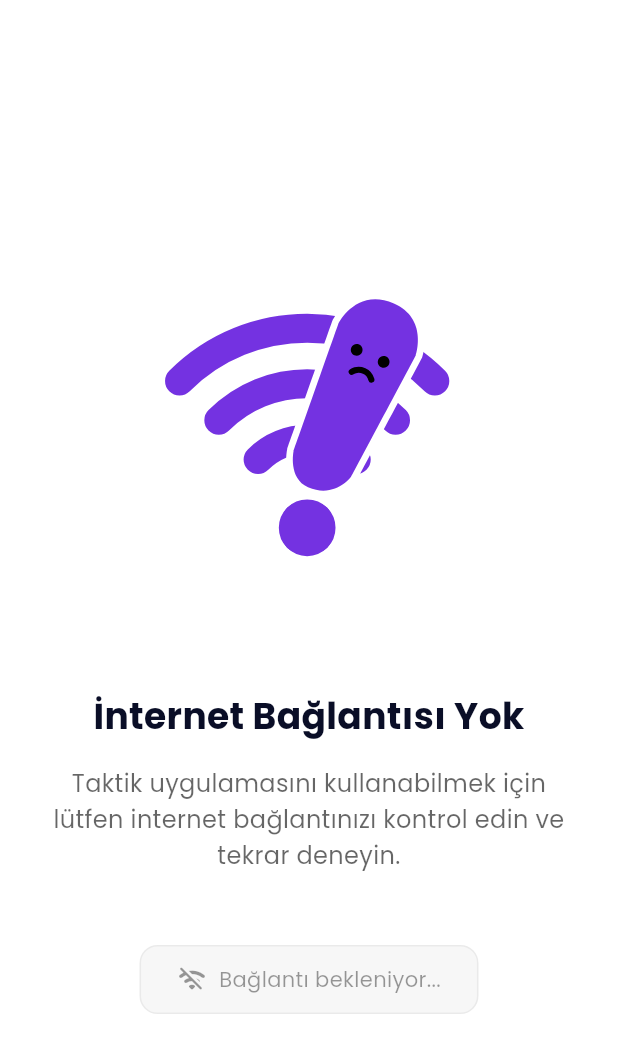
After one commit to bakituncher/bilgee, a Flutter app: the NoInternetScreen screen opened directly, on a phone screen of 412 x 824 dp. The commit adds this screen. Shown: the top 1053 px of the screen. Run offline on Flutter 3.47's test engine with Material 3 defaults, Android fonts, the phone set to English and light mode, and no system bars; our stand-ins replace cached_network_image, cloud_firestore, cloud_functions, confetti, connectivity_plus, equatable and 25 more; missing offline and left inert: firebase_app_check, flutter_math_fork, markdown, purchases_flutter; accounts and stored records are empty; generated files the repository leaves out were written again; network calls fail.

Commit message:
internet bağlantısı yok ise giremez

```diff
--- /dev/null
+++ b/lib/shared/screens/no_internet_screen.dart
@@ -0,0 +1,109 @@
+// shared/screens/no_internet_screen.dart
+import 'package:flutter/material.dart';
+import 'package:lottie/lottie.dart';
+import 'package:google_fonts/google_fonts.dart';
+
+class NoInternetScreen extends StatelessWidget {
+  const NoInternetScreen({super.key});
+
+  @override
+  Widget build(BuildContext context) {
+    final isDark = Theme.of(context).brightness == Brightness.dark;
+
+    return Scaffold(
+      backgroundColor: isDark ? const Color(0xFF0A0E27) : Colors.white,
+      body: SafeArea(
+        child: Center(
+          child: Padding(
+            padding: const EdgeInsets.all(32.0),
+            child: Column(
+              mainAxisAlignment: MainAxisAlignment.center,
+              children: [
+                // Lottie animasyonu
+                SizedBox(
+                  width: 280,
+                  height: 280,
+                  child: Lottie.asset(
+                    'assets/lotties/no_internet.json',
+                    fit: BoxFit.contain,
+                  ),
+                ),
+
+                const SizedBox(height: 32),
+
+                // Başlık
+                Text(
+                  'İnternet Bağlantısı Yok',
+                  style: GoogleFonts.poppins(
+                    fontSize: 24,
+                    fontWeight: FontWeight.bold,
+                    color: isDark ? Colors.white : const Color(0xFF0A0E27),
+                  ),
+                  textAlign: TextAlign.center,
+                ),
+
+                const SizedBox(height: 16),
+
+                // Açıklama
+                Text(
+                  'Taktik uygulamasını kullanabilmek için lütfen internet bağlantınızı kontrol edin ve tekrar deneyin.',
+                  style: GoogleFonts.poppins(
+                    fontSize: 16,
+                    color: isDark
+                        ? Colors.white.withOpacity(0.7)
+                        : Colors.black.withOpacity(0.6),
+                    height: 1.5,
+                  ),
+                  textAlign: TextAlign.center,
+                ),
+
+                const SizedBox(height: 48),
+
+                // Dekoratif element
+                Container(
+                  padding: const EdgeInsets.symmetric(
+                    horizontal: 24,
+                    vertical: 12,
+                  ),
+                  decoration: BoxDecoration(
+                    color: isDark
+                        ? Colors.white.withOpacity(0.05)
+                        : Colors.black.withOpacity(0.03),
+                    borderRadius: BorderRadius.circular(12),
+                    border: Border.all(
+                      color: isDark
+                          ? Colors.white.withOpacity(0.1)
+                          : Colors.black.withOpacity(0.05),
+                    ),
+                  ),
+                  child: Row(
+                    mainAxisSize: MainAxisSize.min,
+                    children: [
+                      Icon(
+                        Icons.wifi_off_rounded,
+                        color: isDark
+                            ? Colors.white.withOpacity(0.5)
+                            : Colors.black.withOpacity(0.4),
+                        size: 20,
+                      ),
+                      const SizedBox(width: 8),
+                      Text(
+                        'Bağlantı bekleniyor...',
+                        style: GoogleFonts.poppins(
+                          fontSize: 14,
+                          color: isDark
+                              ? Colors.white.withOpacity(0.5)
+                              : Colors.black.withOpacity(0.4),
+                        ),
+                      ),
+                    ],
+                  ),
+                ),
+              ],
+            ),
+          ),
+        ),
+      ),
+    );
+  }
+}
--- a/pubspec.yaml
+++ b/pubspec.yaml
@@ -83,6 +83,9 @@ dependencies:
 
   # In-App Review
   in_app_review: ^2.0.10
+
+  # Connectivity
+  connectivity_plus: ^6.1.2
 dev_dependencies:
   flutter_test:
     sdk: flutter
```
Also changed, not shown: assets/lotties/no_internet.json (added, +1 -0 lines), lib/core/services/connectivity_service.dart (added, +23 -0 lines), lib/main.dart (+41 -0 lines), pubspec.lock.
